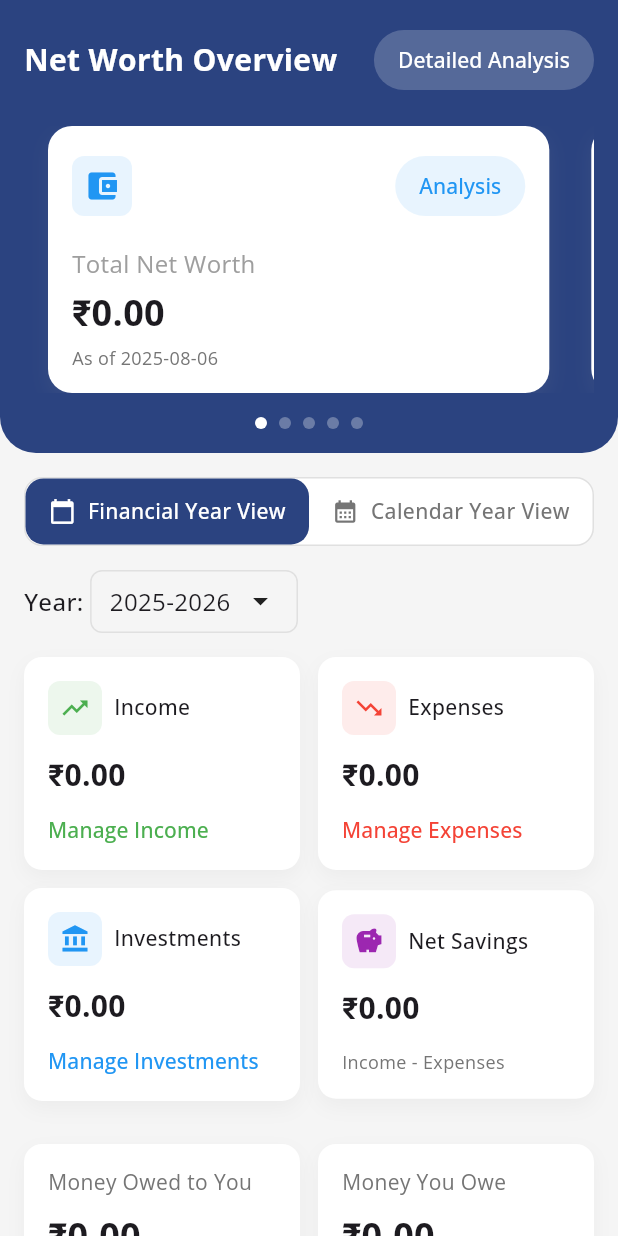
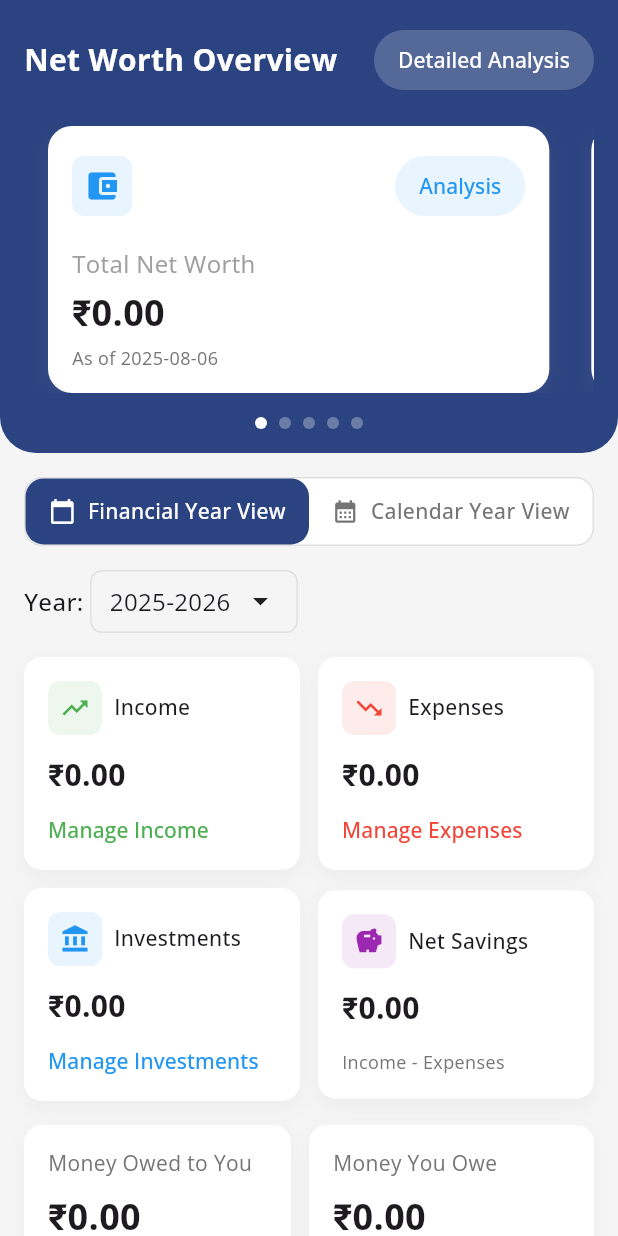
Before and after one commit to mailforashish/onmitrix, a Flutter app: the HomeTab screen opened directly, on a phone screen of 412 x 824 dp. Run offline on Flutter 3.47's test engine with Material 3 defaults, Android fonts, the phone set to English and light mode, and no system bars; our stand-ins replace dio, fl_chart, flutter_svg, google_sign_in, logger, shared_preferences; accounts and stored records are empty; project files that could hold a hidden picture were left out.

Commit message:
fix: card height

```diff
--- a/lib/screens/main/tabs/home_tab.dart
+++ b/lib/screens/main/tabs/home_tab.dart
@@ -410,17 +410,17 @@
                     AnimationUtils.slideTransition(
                       animation: _controller,
                       direction: SlideDirection.right,
-                      child: SizedBox(
-                        height: (cardHeight * 2) + 12,
-                        // Height for two rows of cards
-                        child: ListView.separated(
-                          physics: const NeverScrollableScrollPhysics(),
-                          padding: EdgeInsets.zero,
-                          itemCount: (_metricCards.length / 2).ceil(),
-                          separatorBuilder: (context, index) =>
-                              const SizedBox(height: 12),
-                          itemBuilder: (context, rowIndex) {
-                            return Row(
+                      child: Column(
+                        children: List.generate(
+                          (_metricCards.length / 2).ceil(),
+                          (rowIndex) => Padding(
+                            padding: EdgeInsets.only(
+                              bottom: rowIndex <
+                                      (_metricCards.length / 2).ceil() - 1
+                                  ? 12
+                                  : 0,
+                            ),
+                            child: Row(
                               children: [
                                 Expanded(
                                   child: MetricCard(
@@ -456,8 +456,8 @@
                                     ),
                                   ),
                               ],
-                            );
-                          },
+                            ),
+                          ),
                         ),
                       ),
                     ),
@@ -468,31 +468,26 @@
               // Money Overview Section
               Padding(
                 padding: const EdgeInsets.all(16),
-                child: SizedBox(
-                  height: (cardHeight * 1.3) + 12,
-                  child: ListView.separated(
-                    physics: const NeverScrollableScrollPhysics(),
-                    scrollDirection: Axis.horizontal,
-                    padding: EdgeInsets.zero,
-                    itemCount: _moneyOverviewCards.length,
-                    separatorBuilder: (context, index) =>
-                        const SizedBox(width: 12),
-                    itemBuilder: (context, index) {
-                      final cardData = _moneyOverviewCards[index];
-                      return SizedBox(
-                        width: (MediaQuery.of(context).size.width - 44) / 2,
-                        // (screen width - (padding + separator)) / 2
+                child: Row(
+                  children: List.generate(
+                    _moneyOverviewCards.length,
+                    (index) => Expanded(
+                      child: Padding(
+                        padding: EdgeInsets.only(
+                          right:
+                              index < _moneyOverviewCards.length - 1 ? 12 : 0,
+                        ),
                         child: MoneyOverviewCard(
-                          title: cardData.title,
-                          total: cardData.total,
-                          pending: cardData.pending,
-                          overdue: cardData.overdue,
-                          color: cardData.color,
-                          buttonText: cardData.buttonText,
-                          onPressed: cardData.onPressed,
+                          title: _moneyOverviewCards[index].title,
+                          total: _moneyOverviewCards[index].total,
+                          pending: _moneyOverviewCards[index].pending,
+                          overdue: _moneyOverviewCards[index].overdue,
+                          color: _moneyOverviewCards[index].color,
+                          buttonText: _moneyOverviewCards[index].buttonText,
+                          onPressed: _moneyOverviewCards[index].onPressed,
                         ),
-                      );
-                    },
+                      ),
+                    ),
                   ),
                 ),
               ),
```
